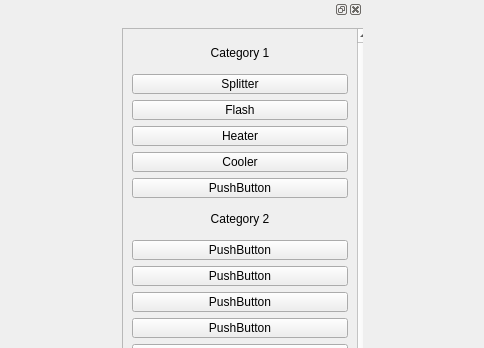
First picture: the form in main.ui, repository Anujg935/OMChemSimGUI, before the edit; both pictures show x 865 to 1349 and y 0 to 348 of the 1349 by 647 pixel window.
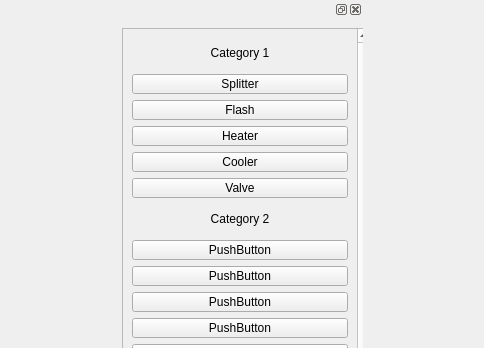
Second picture: the form after the edit.

Commit message: added valve component and minor ui changes

What changed in the file:
```diff
--- a/main.ui
+++ b/main.ui
@@ -267,8 +267,8 @@
          <rect>
           <x>0</x>
           <y>0</y>
-          <width>227</width>
-          <height>703</height>
+          <width>231</width>
+          <height>676</height>
          </rect>
         </property>
         <layout class="QVBoxLayout" name="verticalLayout_5">
@@ -358,7 +358,7 @@
             </size>
            </property>
            <property name="text">
-            <string>PushButton</string>
+            <string>Valve</string>
            </property>
           </widget>
          </item>
```
Left out of the diff: 2 changed lines with no effect on the pictures. The commit also changes 45 other files.
